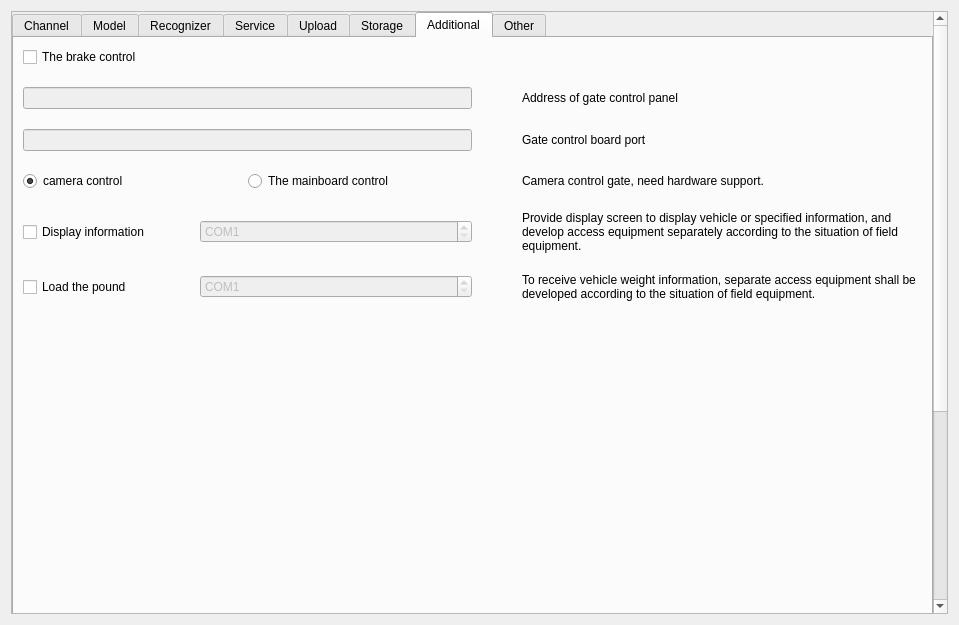
Qt form Main/Setting/system_setting_form.ui (519984307/Container_Multiple_Channels_20200522) before a commit.
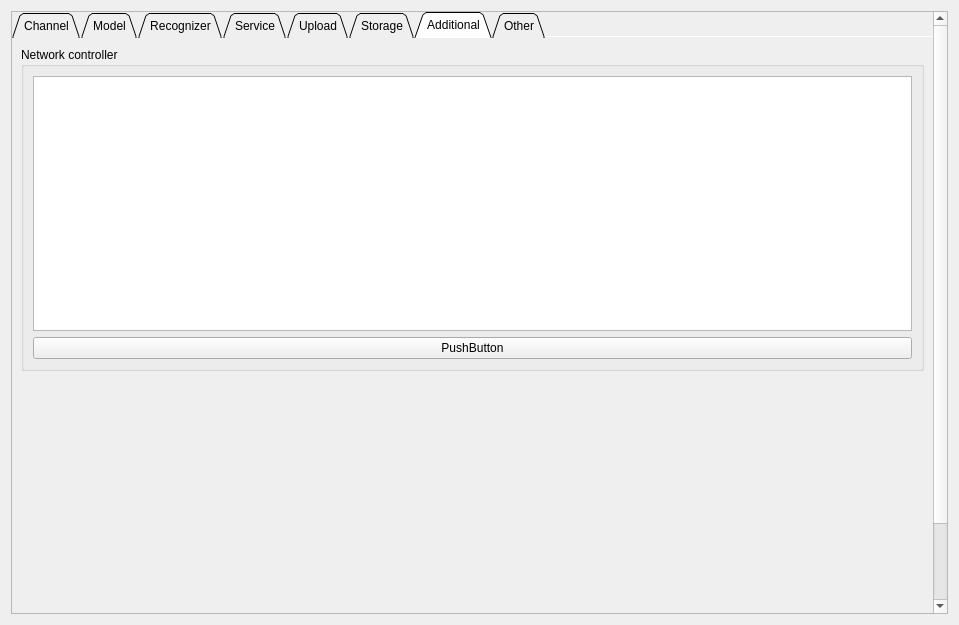
The same form after that commit. The open tabs and pages were chosen to show the change.

Patch:
```diff
--- a/Main/Setting/system_setting_form.ui
+++ b/Main/Setting/system_setting_form.ui
@@ -28,7 +28,7 @@
         <x>0</x>
         <y>0</y>
         <width>914</width>
-        <height>1009</height>
+        <height>712</height>
        </rect>
       </property>
       <layout class="QGridLayout" name="gridLayout">
@@ -52,8 +52,32 @@
          <property name="enabled">
           <bool>true</bool>
          </property>
+         <property name="autoFillBackground">
+          <bool>false</bool>
+         </property>
+         <property name="tabPosition">
+          <enum>QTabWidget::North</enum>
+         </property>
+         <property name="tabShape">
+          <enum>QTabWidget::Triangular</enum>
+         </property>
          <property name="currentIndex">
-          <number>1</number>
+          <number>6</number>
+         </property>
+         <property name="usesScrollButtons">
+          <bool>true</bool>
+         </property>
+         <property name="documentMode">
+          <bool>true</bool>
+         </property>
+         <property name="tabsClosable">
+          <bool>false</bool>
+         </property>
+         <property name="movable">
+          <bool>false</bool>
+         </property>
+         <property name="tabBarAutoHide">
+          <bool>true</bool>
          </property>
          <widget class="QWidget" name="Channel">
           <attribute name="title">
@@ -2106,161 +2130,27 @@
           <attribute name="title">
            <string>Additional</string>
           </attribute>
-          <layout class="QGridLayout" name="gridLayout_12" columnstretch="0,0,0,0,0">
-           <property name="horizontalSpacing">
-            <number>50</number>
-           </property>
-           <property name="verticalSpacing">
-            <number>20</number>
-           </property>
-           <item row="1" column="0" colspan="3">
-            <widget class="QLineEdit" name="lineEdit">
-             <property name="enabled">
-              <bool>false</bool>
-             </property>
-            </widget>
-           </item>
-           <item row="4" column="0">
-            <widget class="QCheckBox" name="checkBox_6">
-             <property name="text">
-              <string>Display information</string>
-             </property>
-            </widget>
-           </item>
-           <item row="4" column="3" colspan="2">
-            <widget class="QLabel" name="label_38">
-             <property name="minimumSize">
-              <size>
-               <width>400</width>
-               <height>0</height>
-              </size>
-             </property>
-             <property name="maximumSize">
-              <size>
-               <width>400</width>
-               <height>16777215</height>
-              </size>
-             </property>
-             <property name="text">
-              <string>Provide display screen to display vehicle or specified information, and develop access equipment separately according to the situation of field equipment.</string>
-             </property>
-             <property name="wordWrap">
-              <bool>true</bool>
-             </property>
-            </widget>
-           </item>
-           <item row="2" column="3" colspan="2">
-            <widget class="QLabel" name="label_9">
-             <property name="minimumSize">
-              <size>
-               <width>400</width>
-               <height>0</height>
-              </size>
-             </property>
-             <property name="maximumSize">
-              <size>
-               <width>400</width>
-               <height>16777215</height>
-              </size>
-             </property>
-             <property name="text">
-              <string>Gate control board port</string>
-             </property>
-             <property name="wordWrap">
-              <bool>true</bool>
-             </property>
-            </widget>
-           </item>
-           <item row="5" column="3" colspan="2">
-            <widget class="QLabel" name="label_36">
-             <property name="minimumSize">
-              <size>
-               <width>400</width>
-               <height>0</height>
-              </size>
-             </property>
-             <property name="maximumSize">
-              <size>
-               <width>400</width>
-               <height>16777215</height>
-              </size>
-             </property>
-             <property name="text">
-              <string>To receive vehicle weight information, separate access equipment shall be developed according to the situation of field equipment.</string>
-             </property>
-             <property name="wordWrap">
-              <bool>true</bool>
-             </property>
-            </widget>
-           </item>
-           <item row="5" column="0">
-            <widget class="QCheckBox" name="checkBox_5">
-             <property name="text">
-              <string>Load the pound</string>
-             </property>
-            </widget>
-           </item>
+          <layout class="QGridLayout" name="gridLayout_12">
            <item row="0" column="0">
-            <widget class="QCheckBox" name="checkBox_7">
-             <property name="enabled">
-              <bool>true</bool>
+            <widget class="QGroupBox" name="groupBox">
+             <property name="title">
+              <string>Network controller</string>
              </property>
-             <property name="text">
-              <string>The brake control</string>
-             </property>
+             <layout class="QGridLayout" name="gridLayout_19">
+              <item row="0" column="0">
+               <widget class="QTableWidget" name="tableWidget"/>
+              </item>
+              <item row="1" column="0">
+               <widget class="QPushButton" name="pushButton">
+                <property name="text">
+                 <string>PushButton</string>
+                </property>
+               </widget>
+              </item>
+             </layout>
             </widget>
            </item>
-           <item row="1" column="3" colspan="2">
-            <widget class="QLabel" name="label_8">
-             <property name="minimumSize">
-              <size>
-               <width>400</width>
-               <height>0</height>
-              </size>
-             </property>
-             <property name="maximumSize">
-              <size>
-               <width>400</width>
-               <height>16777215</height>
-              </size>
-             </property>
-             <property name="text">
-              <string>Address of gate control panel</string>
-             </property>
-             <property name="wordWrap">
-              <bool>true</bool>
-             </property>
-            </widget>
-           </item>
-           <item row="2" column="0" colspan="3">
-            <widget class="QLineEdit" name="lineEdit_6">
-             <property name="enabled">
-              <bool>false</bool>
-             </property>
-            </widget>
-           </item>
-           <item row="3" column="0" colspan="3">
-            <layout class="QHBoxLayout" name="horizontalLayout_3">
-             <item>
-              <widget class="QRadioButton" name="radioButton_3">
-               <property name="text">
-                <string>camera control</string>
-               </property>
-               <property name="checked">
-                <bool>true</bool>
-               </property>
-              </widget>
-             </item>
-             <item>
-              <widget class="QRadioButton" name="radioButton_4">
-               <property name="text">
-                <string>The mainboard control</string>
-               </property>
-              </widget>
-             </item>
-            </layout>
-           </item>
-           <item row="6" column="1">
+           <item row="1" column="0">
             <spacer name="verticalSpacer_8">
              <property name="orientation">
               <enum>Qt::Vertical</enum>
@@ -2273,60 +2163,6 @@
              </property>
             </spacer>
            </item>
-           <item row="5" column="1" colspan="2">
-            <widget class="QSpinBox" name="spinBox_4">
-             <property name="enabled">
-              <bool>false</bool>
-             </property>
-             <property name="suffix">
-              <string/>
-             </property>
-             <property name="prefix">
-              <string>COM</string>
-             </property>
-             <property name="minimum">
-              <number>1</number>
-             </property>
-            </widget>
-           </item>
-           <item row="3" column="3" colspan="2">
-            <widget class="QLabel" name="label_12">
-             <property name="minimumSize">
-              <size>
-               <width>400</width>
-               <height>0</height>
-              </size>
-             </property>
-             <property name="maximumSize">
-              <size>
-               <width>400</width>
-               <height>16777215</height>
-              </size>
-             </property>
-             <property name="text">
-              <string>Camera control gate, need hardware support.</string>
-             </property>
-             <property name="wordWrap">
-              <bool>true</bool>
-             </property>
-            </widget>
-           </item>
-           <item row="4" column="1" colspan="2">
-            <widget class="QSpinBox" name="spinBox_5">
-             <property name="enabled">
-              <bool>false</bool>
-             </property>
-             <property name="suffix">
-              <string/>
-             </property>
-             <property name="prefix">
-              <string>COM</string>
-             </property>
-             <property name="minimum">
-              <number>1</number>
-             </property>
-            </widget>
-           </item>
           </layout>
          </widget>
          <widget class="QWidget" name="Other">
```
Left out of the diff: 96 changed lines with no effect on the pictures.
